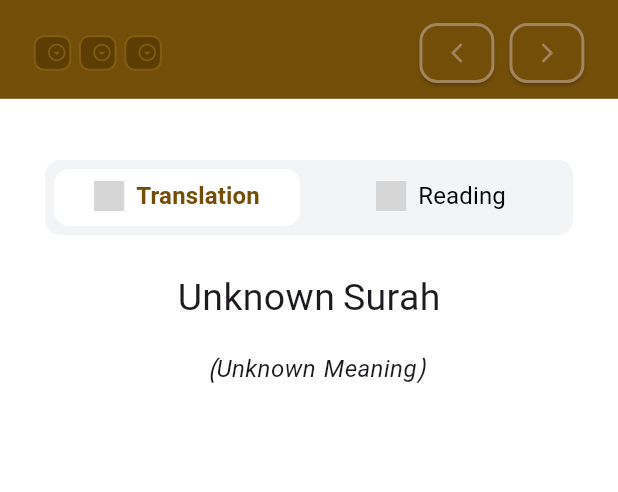
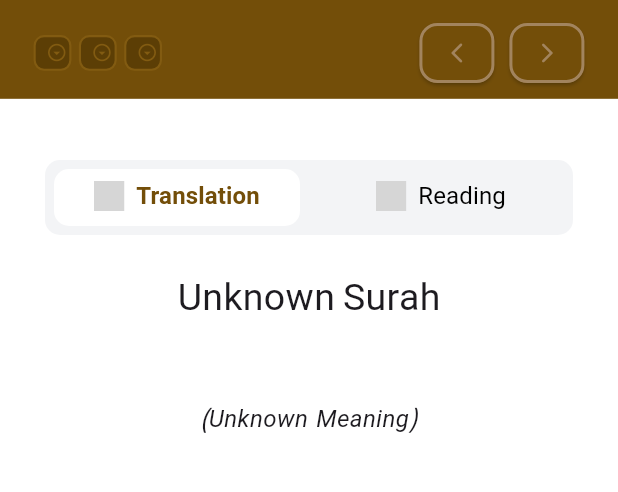
Before and after one commit to D4dx-Org/alquran_malayalam_web, a Flutter app: the DetailedSurahPage screen opened by its route, on a phone screen of 412 x 824 dp, the part 77-569 px from its top. Run offline on Flutter 3.47's test engine with Material 3 defaults, Android fonts, the phone set to English and light mode, and no system bars; drawn by our look-alikes of scrollable_positioned_list; our stand-ins replace flutter_svg, flutter_widget_from_html_core, get, google_fonts, just_audio, share_plus and 1 more; missing offline and left inert: dynamic_height_grid_view; accounts and stored records are empty; network calls fail; grey boxes are pictures that could not be loaded.

Commit message:
malayalammeaning layout in mobile devices changed and favicon changed

```diff
--- a/lib/pages/Tabbar pages/Detailed Tabbar Pages/translation_page.dart
+++ b/lib/pages/Tabbar pages/Detailed Tabbar Pages/translation_page.dart
@@ -21,7 +21,6 @@
   final _settingsController = Get.find<SettingsController>();
   final _bookmarkController = Get.find<BookmarkController>();
   final _audioController = Get.find<AudioController>();
-  final _scrollController = ScrollController();
   final ItemScrollController itemScrollController = ItemScrollController();
   final ItemPositionsListener itemPositionsListener =
       ItemPositionsListener.create();
@@ -166,7 +165,30 @@
         ),
         Padding(
           padding: const EdgeInsets.symmetric(horizontal: 16.0),
-          child: Row(
+          child: LayoutBuilder(
+            builder: (BuildContext context, BoxConstraints constraints) {
+              if (constraints.maxWidth < 600) {
+                // For smaller screens, use a column layout
+                return Column(
+                  mainAxisAlignment: MainAxisAlignment.center,
+                  children: [
+                    Text(
+                      _quranController.selectedSurah,
+                      style: const TextStyle(fontSize: 18),
+                      textAlign: TextAlign.center,
+                    ),
+                    const SizedBox(height: 8),
+                    Text(
+                      '(${_quranController.getSurahMalMean(_quranController.selectedSurahId)})',
+                      style: const TextStyle(
+                          fontSize: 16, fontStyle: FontStyle.italic),
+                      textAlign: TextAlign.center,
+                    ),
+                  ],
+                );
+              } else {
+                // For larger screens, keep the row layout
+                return Row(
                   mainAxisAlignment: MainAxisAlignment.center,
                   children: [
                     Text(
@@ -176,10 +198,13 @@
                     const SizedBox(width: 10),
                     Text(
                       '(${_quranController.getSurahMalMean(_quranController.selectedSurahId)})',
-                style:
-                    const TextStyle(fontSize: 16, fontStyle: FontStyle.italic),
+                      style: const TextStyle(
+                          fontSize: 16, fontStyle: FontStyle.italic),
                     ),
                   ],
+                );
+              }
+            },
           ),
         ),
         const SizedBox(height: 20),
--- a/lib/pages/detailed_surah_page.dart
+++ b/lib/pages/detailed_surah_page.dart
@@ -22,9 +22,11 @@
     super.initState();
     final arguments = Get.arguments as Map<String, dynamic>?;
     final initialTab = arguments?['initialTab'] as int? ?? 0;
-  _tabController = TabController(length: 2, vsync: this, initialIndex: initialTab);
+    _tabController =
+        TabController(length: 2, vsync: this, initialIndex: initialTab);
     _transformationController = TransformationController();
   }
+
   @override
   void dispose() {
     _tabController.dispose();
@@ -47,7 +49,7 @@
         drawer: const NavigationDrawerWidget(),
         body: Column(
           children: [
-            if (screenWidth < 600)
+            if (screenWidth < 670)
               DetailedTabbar(
                 controller: tabController,
               )
```
Also changed, not shown: assets/images/favicon.png, 1 other file. Lines whose indentation alone changed are shown as unchanged.
